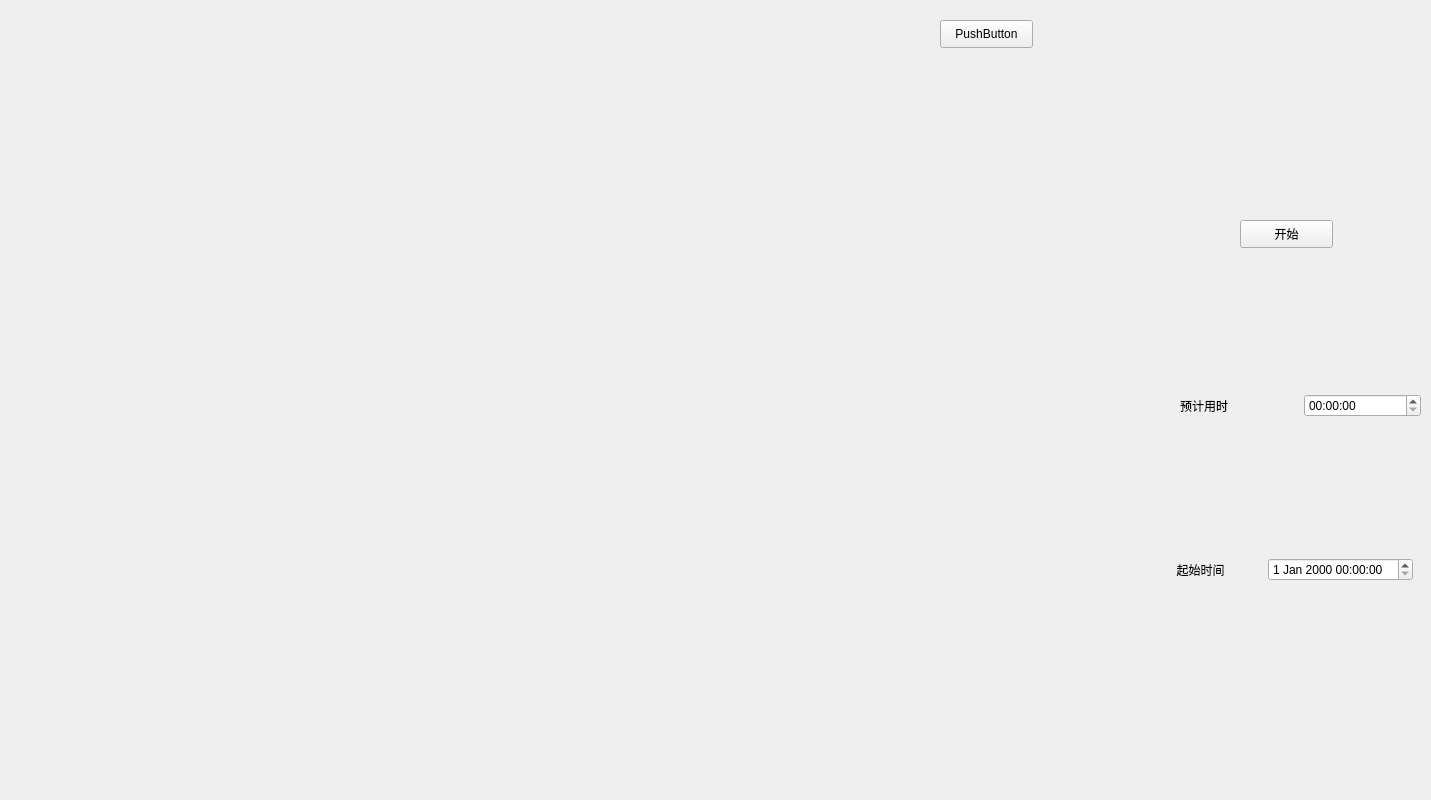
This is source/widget.ui in Nocturne228/ddmap as Qt 5 draws it before an edit. The edited form follows.
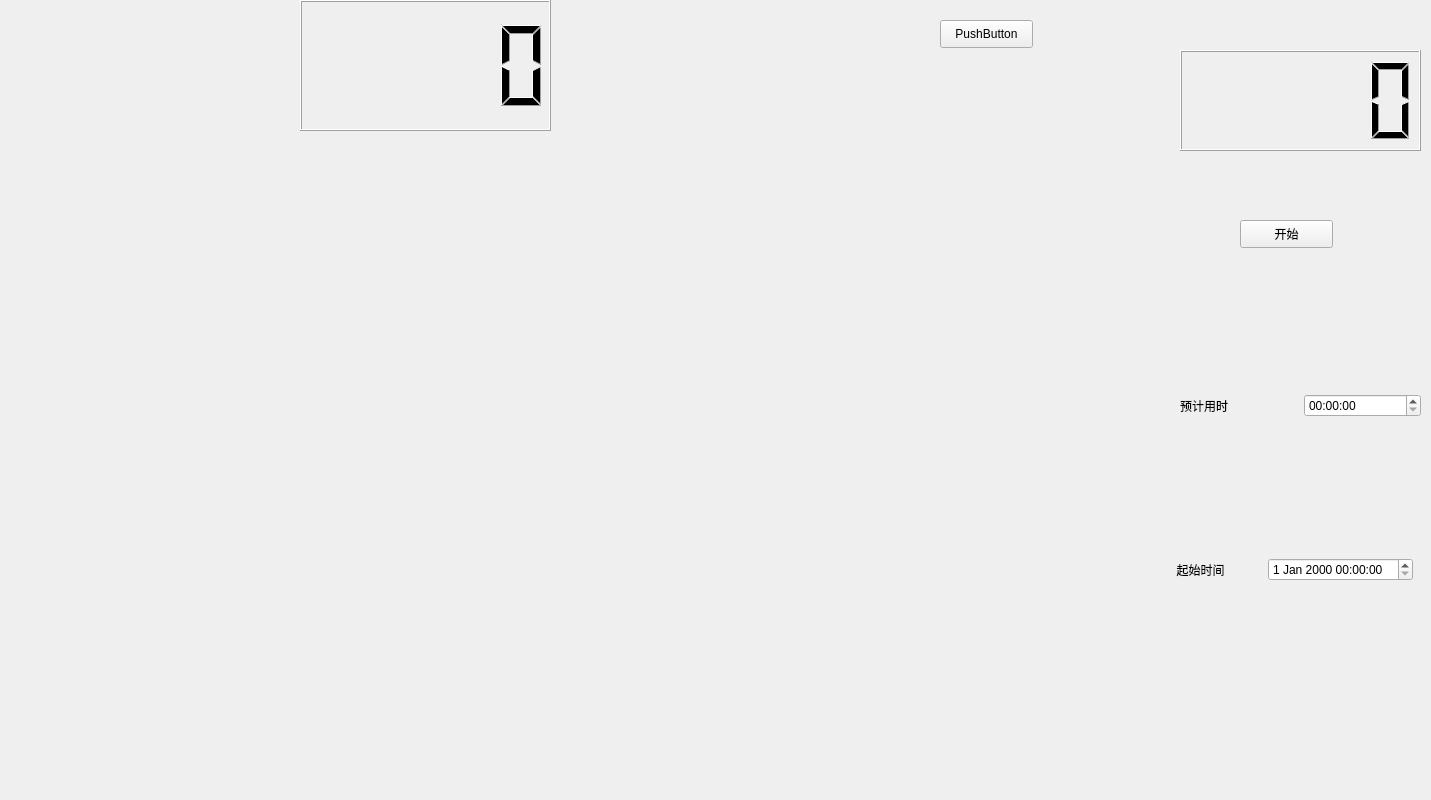
This is the edited form. Custom widgets are drawn as their Qt base class.

Commit message: add a QLCDNumber to display cost of paths

What changed in the file:
```diff
--- a/source/widget.ui
+++ b/source/widget.ui
@@ -301,6 +301,16 @@
      <string>PushButton</string>
     </property>
    </widget>
+   <widget class="QLCDNumber" name="CostNumber_map">
+    <property name="geometry">
+     <rect>
+      <x>300</x>
+      <y>0</y>
+      <width>251</width>
+      <height>131</height>
+     </rect>
+    </property>
+   </widget>
   </widget>
   <widget class="QPushButton" name="StartButton">
    <property name="geometry">
@@ -359,6 +369,16 @@
     </item>
    </layout>
   </widget>
+  <widget class="QLCDNumber" name="CostNumber">
+   <property name="geometry">
+    <rect>
+     <x>1180</x>
+     <y>50</y>
+     <width>241</width>
+     <height>101</height>
+    </rect>
+   </property>
+  </widget>
  </widget>
  <customwidgets>
   <customwidget>
```
The commit also changes 2 other files.
